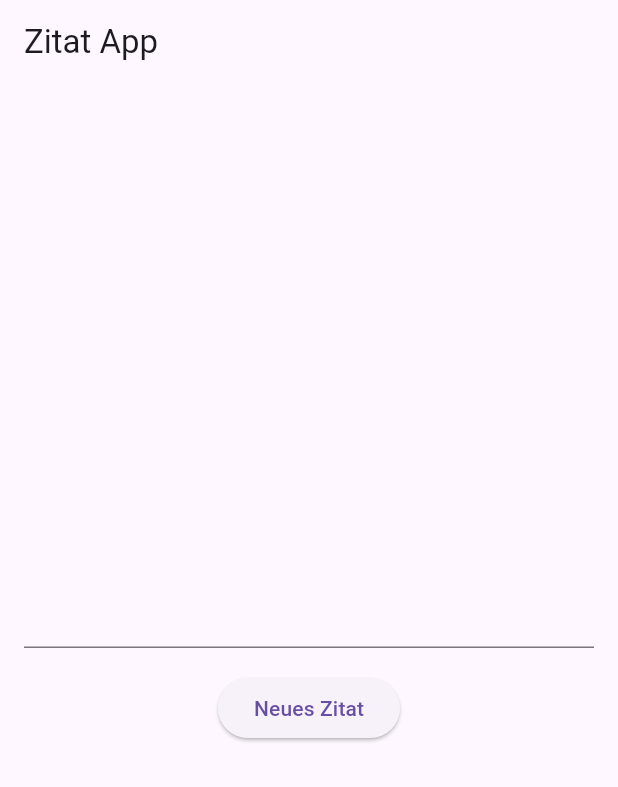
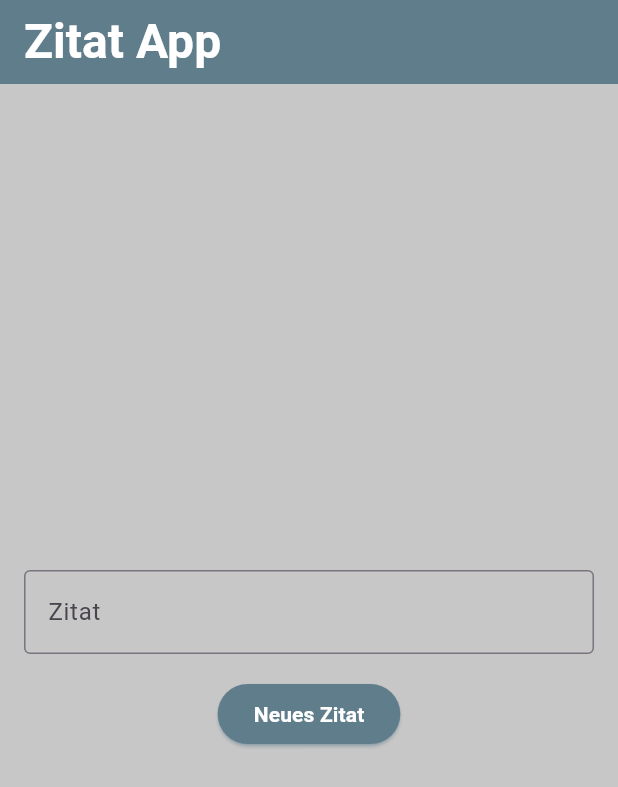
Before and after one commit to MR-Baer89/zitate_app, a Flutter app: the screen it shows after launch, on a phone screen of 412 x 824 dp. Shown: the top 787 px of the screen. Run offline on Flutter 3.47's test engine with Material 3 defaults, Android fonts, the phone set to English and light mode, and no system bars.

Commit message:
add colors

```diff
--- a/lib/main.dart
+++ b/lib/main.dart
@@ -11,8 +11,17 @@ class MainApp extends StatelessWidget {
   Widget build(BuildContext context) {
     return MaterialApp(
       home: Scaffold(
+        backgroundColor: const Color.fromARGB(255, 200, 199, 199),
         appBar: AppBar(
-          title: const Text('Zitat App'),
+          backgroundColor: Colors.blueGrey,
+          title: const Text(
+            'Zitat App',
+            style: TextStyle(
+                fontWeight: FontWeight.bold,
+                color: Colors.white,
+                fontSize: 32,
+                fontFamily: '.SF UI Display'),
+          ),
         ),
         body: Padding(
           padding: const EdgeInsets.all(16.0),
@@ -20,12 +29,24 @@ class MainApp extends StatelessWidget {
             child: Column(
               mainAxisAlignment: MainAxisAlignment.center,
               children: [
-                const TextField(),
+                const TextField(
+                  decoration: InputDecoration(
+                      border: OutlineInputBorder(), labelText: 'Zitat'),
+                ),
                 const SizedBox(
                   height: 16,
                 ),
                 ElevatedButton(
-                    onPressed: () {}, child: const Text('Neues Zitat'))
+                  onPressed: () {},
+                  style: ElevatedButton.styleFrom(
+                      backgroundColor: Colors.blueGrey,
+                      shadowColor: const Color.fromARGB(255, 137, 187, 212)),
+                  child: const Text(
+                    'Neues Zitat',
+                    style: TextStyle(
+                        color: Colors.white, fontWeight: FontWeight.bold),
+                  ),
+                )
               ],
             ),
           ),
```
